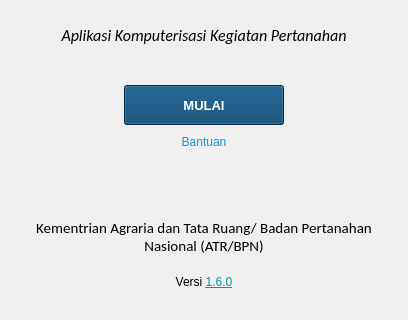
nyanyaon/GeoKKP-GIS, file ui/panel_kerja.ui: the form before one commit; both pictures show x 0 to 408 and y 230 to 550 of the 408 by 550 pixel window.
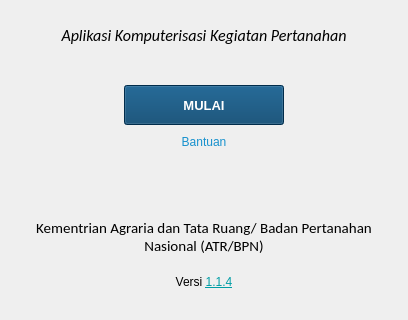
The form after the commit. Icons and pictures are not drawn. Custom widgets are drawn as their Qt base class.

Diff of the .ui file:
```diff
--- a/ui/panel_kerja.ui
+++ b/ui/panel_kerja.ui
@@ -372,7 +372,7 @@
           <item>
            <widget class="QLabel" name="lblTermsOfService">
             <property name="text">
-             <string>&lt;html&gt;&lt;head/&gt;&lt;body&gt;&lt;p&gt;Versi &lt;a href=&quot;https://github.com/danylaksono/GeoKKP-GIS&quot;&gt;&lt;span style=&quot; color:#009da5;&quot;&gt;1.6.0&lt;/span&gt;&lt;/a&gt;&lt;/p&gt;&lt;/body&gt;&lt;/html&gt;</string>
+             <string>&lt;html&gt;&lt;head/&gt;&lt;body&gt;&lt;p&gt;Versi &lt;a href=&quot;https://github.com/danylaksono/GeoKKP-GIS&quot;&gt;&lt;span style=&quot; text-decoration: underline; color:#009da5;&quot;&gt;1.1.4&lt;/span&gt;&lt;/a&gt;&lt;/p&gt;&lt;/body&gt;&lt;/html&gt;</string>
             </property>
             <property name="alignment">
              <set>Qt::AlignCenter</set>
```
